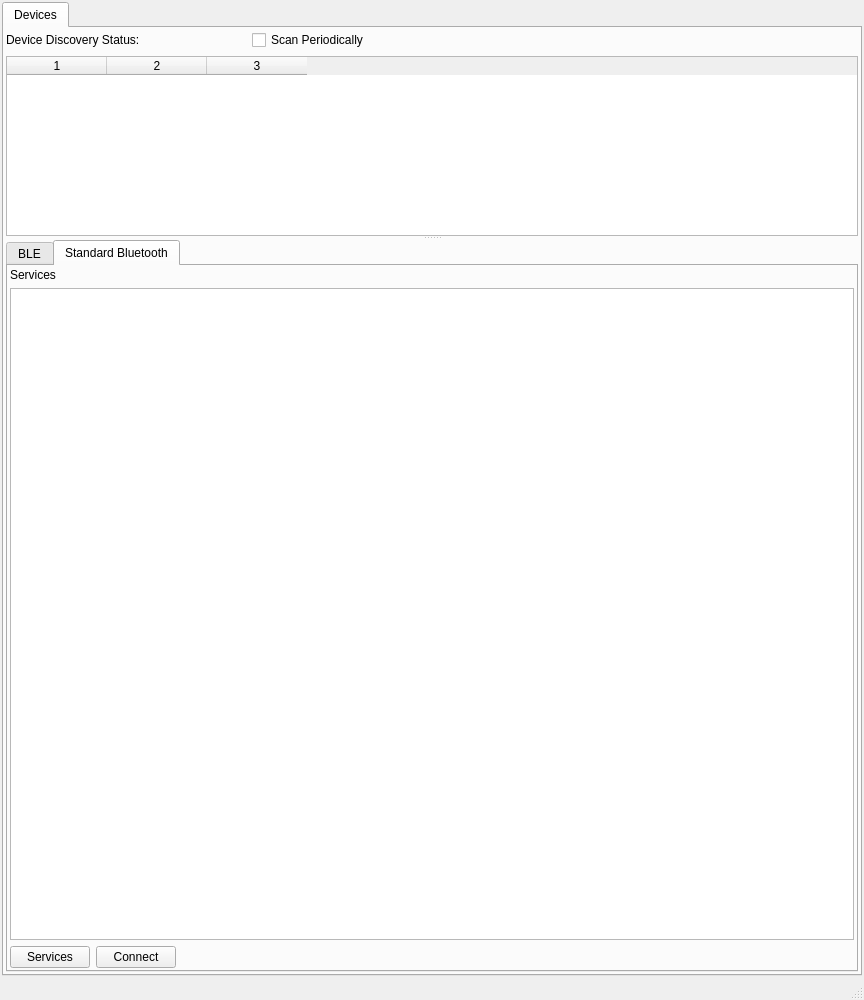
First picture: the form in mainwindow.ui, repository vladimir-vakhter/ble-basestation-app, before the edit.
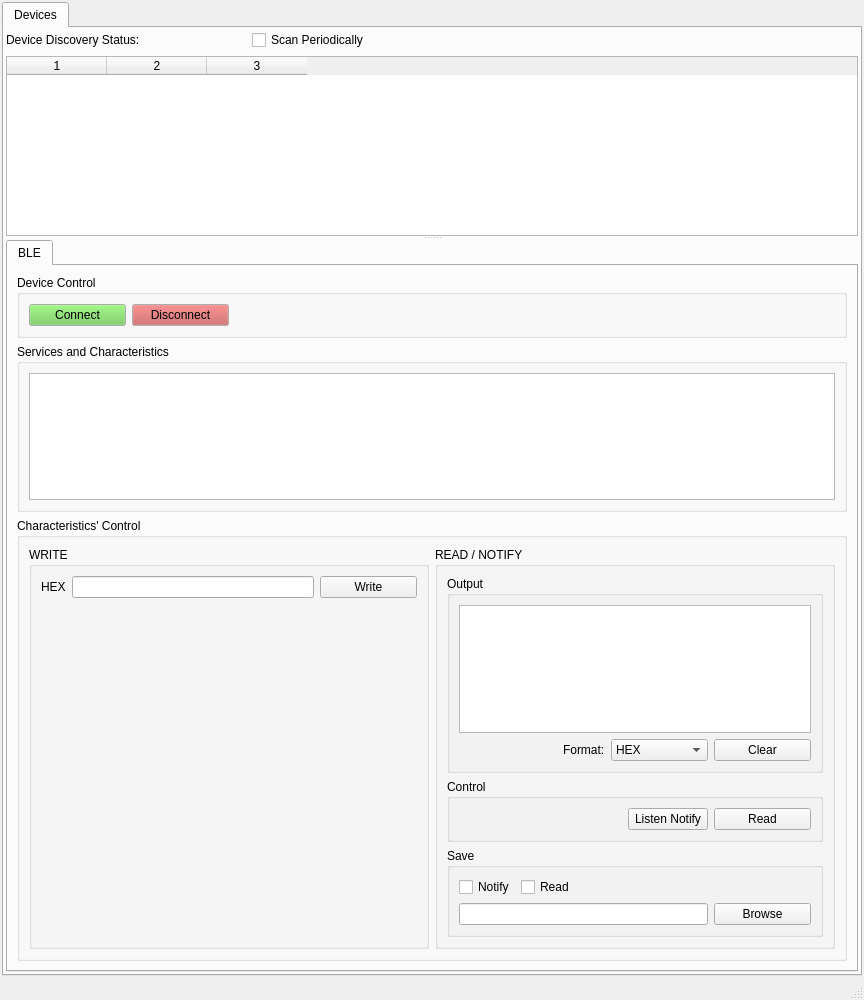
Second picture: the form after the edit. The open tabs and pages were chosen to show the change.

Commit message:
exclude standard bluetooth
delete page 2 of the tabwidget and associated slots

Patch:
```diff
--- a/mainwindow.ui
+++ b/mainwindow.ui
@@ -585,66 +585,6 @@
              </item>
             </layout>
            </widget>
-           <widget class="QWidget" name="standard_bluetooth_tab">
-            <attribute name="title">
-             <string>Standard Bluetooth</string>
-            </attribute>
-            <layout class="QGridLayout" name="gridLayout_2">
-             <property name="leftMargin">
-              <number>2</number>
-             </property>
-             <property name="topMargin">
-              <number>2</number>
-             </property>
-             <property name="rightMargin">
-              <number>2</number>
-             </property>
-             <property name="bottomMargin">
-              <number>2</number>
-             </property>
-             <item row="1" column="0">
-              <widget class="QListWidget" name="servicesListWidget"/>
-             </item>
-             <item row="0" column="0">
-              <widget class="QLabel" name="label_3">
-               <property name="text">
-                <string>Services</string>
-               </property>
-              </widget>
-             </item>
-             <item row="2" column="0">
-              <layout class="QGridLayout" name="gridLayout">
-               <item row="0" column="1">
-                <widget class="QPushButton" name="connectPushButton">
-                 <property name="text">
-                  <string>Connect</string>
-                 </property>
-                </widget>
-               </item>
-               <item row="0" column="0">
-                <widget class="QPushButton" name="servicesPushButton">
-                 <property name="text">
-                  <string>Services</string>
-                 </property>
-                </widget>
-               </item>
-               <item row="0" column="2">
-                <spacer name="horizontalSpacer_2">
-                 <property name="orientation">
-                  <enum>Qt::Horizontal</enum>
-                 </property>
-                 <property name="sizeHint" stdset="0">
-                  <size>
-                   <width>40</width>
-                   <height>20</height>
-                  </size>
-                 </property>
-                </spacer>
-               </item>
-              </layout>
-             </item>
-            </layout>
-           </widget>
           </widget>
          </widget>
         </item>
```
The commit also changes 3 other files.
